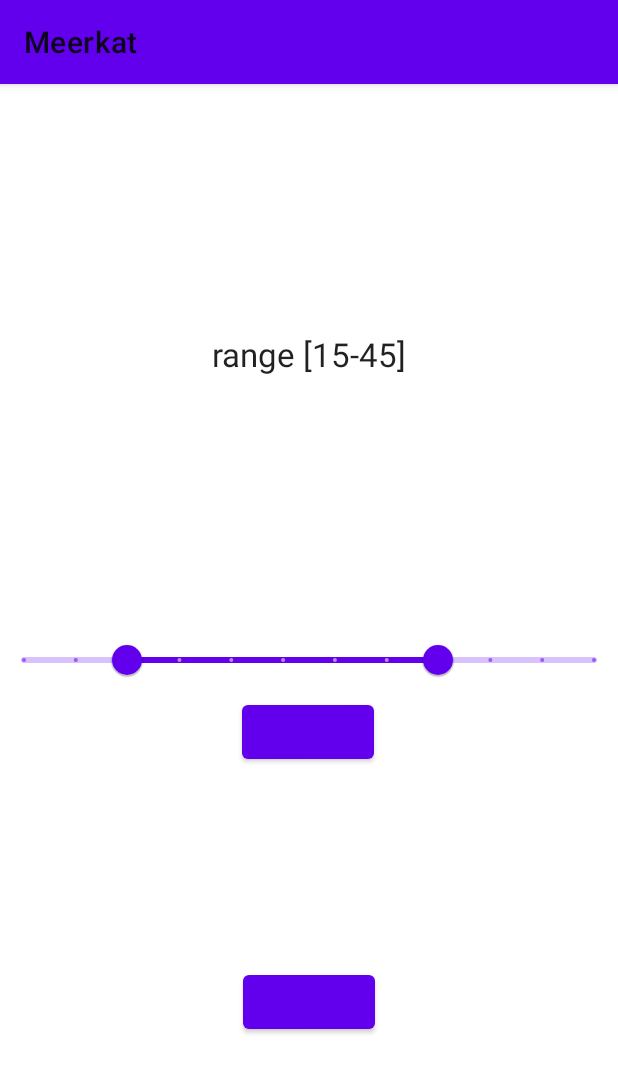
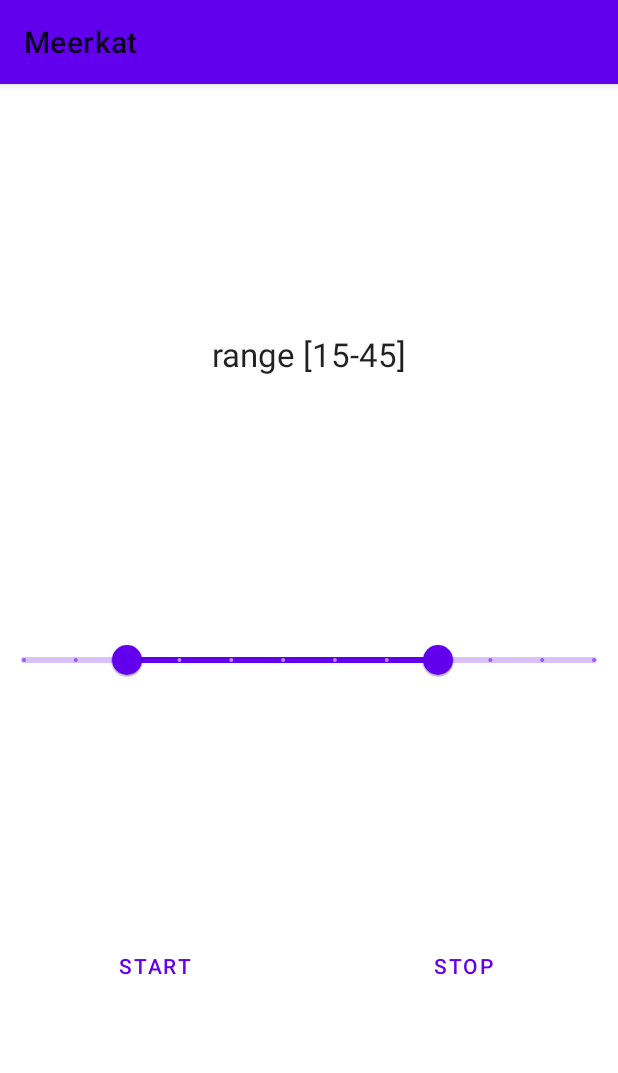
Before and after one commit to ushtipak/straighten-neck-for-kids, an Android app: the screen it shows after launch (MainActivity), on a phone screen of 412 x 824 dp. Shown: the top 1073 px of the screen. Run offline under Robolectric (Android 15) with nearby library versions, the phone set to English and light mode, and no system bars.

Commit message:
Update UI -.- :)

```diff
--- a/app/src/main/res/layout/activity_main.xml
+++ b/app/src/main/res/layout/activity_main.xml
@@ -21,28 +21,39 @@
         android:id="@+id/tvActiveRange"
         android:layout_width="wrap_content"
         android:layout_height="wrap_content"
+        android:textAppearance="@style/TextAppearance.AppCompat.Large"
         app:layout_constraintBottom_toTopOf="@+id/rangeSlider"
         app:layout_constraintEnd_toEndOf="parent"
         app:layout_constraintStart_toStartOf="parent"
-        android:textAppearance="@style/TextAppearance.AppCompat.Large"
         app:layout_constraintTop_toTopOf="parent" />
 
-    <Button
-        android:id="@+id/btnStart"
-        android:layout_width="wrap_content"
+    <LinearLayout
+        style="?android:attr/buttonBarStyle"
+        android:layout_width="fill_parent"
         android:layout_height="wrap_content"
-        app:layout_constraintEnd_toEndOf="parent"
-        app:layout_constraintHorizontal_bias="0.498"
-        app:layout_constraintStart_toStartOf="parent"
-        app:layout_constraintTop_toBottomOf="@+id/rangeSlider" />
-
-    <Button
-        android:id="@+id/btnStop"
-        android:layout_width="wrap_content"
-        android:layout_height="wrap_content"
+        android:gravity="center_horizontal"
+        android:orientation="horizontal"
         app:layout_constraintBottom_toBottomOf="parent"
         app:layout_constraintEnd_toEndOf="parent"
         app:layout_constraintStart_toStartOf="parent"
-        app:layout_constraintTop_toBottomOf="@+id/btnStart" />
+        app:layout_constraintTop_toBottomOf="@+id/rangeSlider">
+
+        <Button
+            android:id="@+id/btnStart"
+            style="?android:attr/buttonBarButtonStyle"
+            android:layout_width="wrap_content"
+            android:layout_height="wrap_content"
+            android:layout_weight="1"
+            android:text="@string/start" />
+
+        <Button
+            android:id="@+id/btnStop"
+            style="?android:attr/buttonBarButtonStyle"
+            android:layout_width="wrap_content"
+            android:layout_height="wrap_content"
+            android:layout_weight="1"
+            android:text="@string/stop" />
+
+    </LinearLayout>
 
 </androidx.constraintlayout.widget.ConstraintLayout>
--- a/app/src/main/res/values/strings.xml
+++ b/app/src/main/res/values/strings.xml
@@ -1,3 +1,5 @@
 <resources>
     <string name="app_name">Meerkat</string>
+    <string name="stop">Stop</string>
+    <string name="start">Start</string>
 </resources>
```
